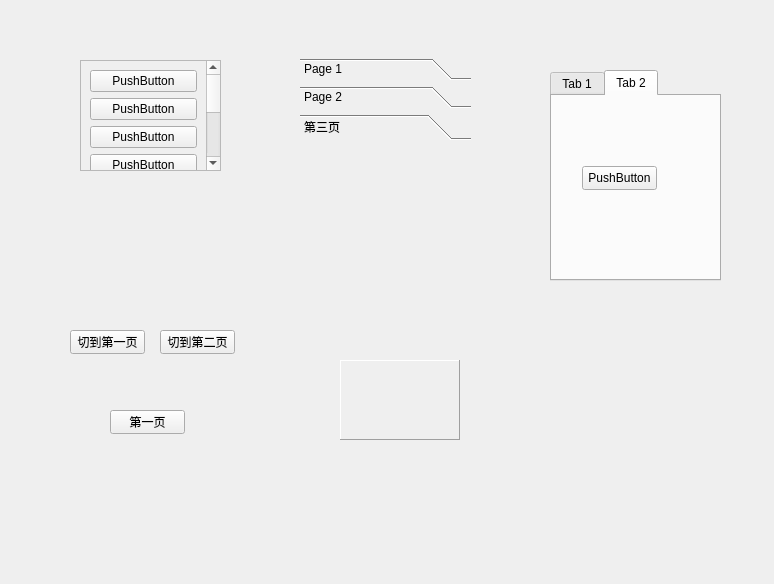
The window that 15_otherControls/widget.ui (diqiu114/qtstudy) describes before a commit, drawn with Qt 5.
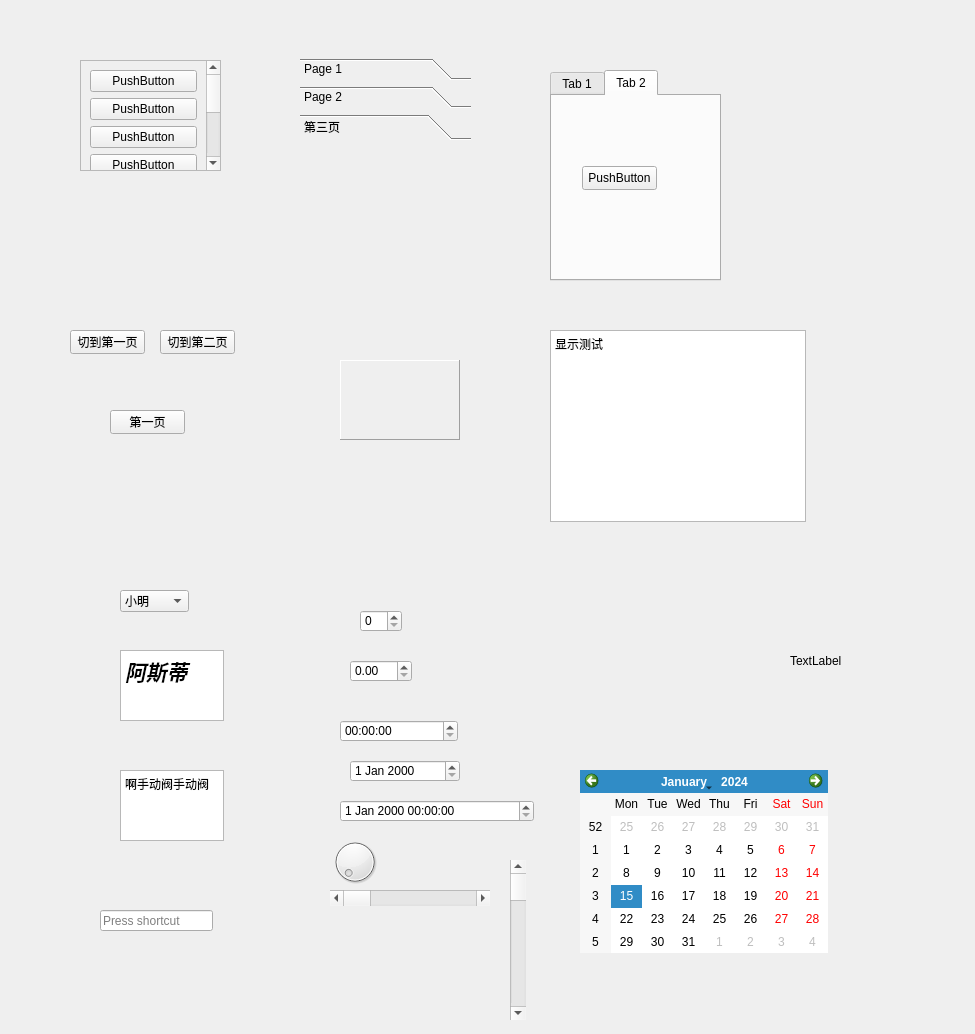
The same window after the commit. The open tabs and pages were chosen to show the change. Icons and pictures are not drawn.

Diff of the .ui file:
```diff
--- a/15_otherControls/widget.ui
+++ b/15_otherControls/widget.ui
@@ -6,8 +6,8 @@
    <rect>
     <x>0</x>
     <y>0</y>
-    <width>774</width>
-    <height>584</height>
+    <width>975</width>
+    <height>1034</height>
    </rect>
   </property>
   <property name="windowTitle">
@@ -298,6 +298,226 @@
     <enum>QFrame::Raised</enum>
    </property>
   </widget>
+  <widget class="QComboBox" name="comboBox">
+   <property name="geometry">
+    <rect>
+     <x>120</x>
+     <y>590</y>
+     <width>69</width>
+     <height>22</height>
+    </rect>
+   </property>
+   <item>
+    <property name="text">
+     <string>小明</string>
+    </property>
+   </item>
+   <item>
+    <property name="text">
+     <string>小红</string>
+    </property>
+   </item>
+   <item>
+    <property name="text">
+     <string>小黄</string>
+    </property>
+   </item>
+  </widget>
+  <widget class="QTextEdit" name="textEdit">
+   <property name="geometry">
+    <rect>
+     <x>120</x>
+     <y>650</y>
+     <width>104</width>
+     <height>71</height>
+    </rect>
+   </property>
+   <property name="html">
+    <string>&lt;!DOCTYPE HTML PUBLIC &quot;-//W3C//DTD HTML 4.0//EN&quot; &quot;http://www.w3.org/TR/REC-html40/strict.dtd&quot;&gt;
+&lt;html&gt;&lt;head&gt;&lt;meta name=&quot;qrichtext&quot; content=&quot;1&quot; /&gt;&lt;meta charset=&quot;utf-8&quot; /&gt;&lt;style type=&quot;text/css&quot;&gt;
+p, li { white-space: pre-wrap; }
+hr { height: 1px; border-width: 0; }
+li.unchecked::marker { content: &quot;\2610&quot;; }
+li.checked::marker { content: &quot;\2612&quot;; }
+&lt;/style&gt;&lt;/head&gt;&lt;body style=&quot; font-family:'Microsoft YaHei UI'; font-size:9pt; font-weight:400; font-style:normal;&quot;&gt;
+&lt;p style=&quot; margin-top:0px; margin-bottom:0px; margin-left:0px; margin-right:0px; -qt-block-indent:0; text-indent:0px;&quot;&gt;&lt;span style=&quot; font-size:16pt; font-weight:700; font-style:italic;&quot;&gt;阿斯蒂&lt;/span&gt;&lt;/p&gt;&lt;/body&gt;&lt;/html&gt;</string>
+   </property>
+  </widget>
+  <widget class="QPlainTextEdit" name="plainTextEdit">
+   <property name="geometry">
+    <rect>
+     <x>120</x>
+     <y>770</y>
+     <width>104</width>
+     <height>71</height>
+    </rect>
+   </property>
+   <property name="plainText">
+    <string>啊手动阀手动阀</string>
+   </property>
+  </widget>
+  <widget class="QSpinBox" name="spinBox">
+   <property name="geometry">
+    <rect>
+     <x>360</x>
+     <y>610</y>
+     <width>42</width>
+     <height>22</height>
+    </rect>
+   </property>
+  </widget>
+  <widget class="QDoubleSpinBox" name="doubleSpinBox">
+   <property name="geometry">
+    <rect>
+     <x>350</x>
+     <y>660</y>
+     <width>62</width>
+     <height>22</height>
+    </rect>
+   </property>
+  </widget>
+  <widget class="QTimeEdit" name="timeEdit">
+   <property name="geometry">
+    <rect>
+     <x>340</x>
+     <y>720</y>
+     <width>118</width>
+     <height>22</height>
+    </rect>
+   </property>
+  </widget>
+  <widget class="QDateEdit" name="dateEdit">
+   <property name="geometry">
+    <rect>
+     <x>350</x>
+     <y>760</y>
+     <width>110</width>
+     <height>22</height>
+    </rect>
+   </property>
+  </widget>
+  <widget class="QDateTimeEdit" name="dateTimeEdit">
+   <property name="geometry">
+    <rect>
+     <x>340</x>
+     <y>800</y>
+     <width>194</width>
+     <height>22</height>
+    </rect>
+   </property>
+  </widget>
+  <widget class="QDial" name="dial">
+   <property name="geometry">
+    <rect>
+     <x>330</x>
+     <y>830</y>
+     <width>50</width>
+     <height>64</height>
+    </rect>
+   </property>
+  </widget>
+  <widget class="QScrollBar" name="horizontalScrollBar">
+   <property name="geometry">
+    <rect>
+     <x>330</x>
+     <y>890</y>
+     <width>160</width>
+     <height>16</height>
+    </rect>
+   </property>
+   <property name="orientation">
+    <enum>Qt::Horizontal</enum>
+   </property>
+  </widget>
+  <widget class="QScrollBar" name="verticalScrollBar">
+   <property name="geometry">
+    <rect>
+     <x>510</x>
+     <y>860</y>
+     <width>16</width>
+     <height>160</height>
+    </rect>
+   </property>
+   <property name="orientation">
+    <enum>Qt::Vertical</enum>
+   </property>
+  </widget>
+  <widget class="QKeySequenceEdit" name="keySequenceEdit">
+   <property name="geometry">
+    <rect>
+     <x>100</x>
+     <y>910</y>
+     <width>113</width>
+     <height>21</height>
+    </rect>
+   </property>
+  </widget>
+  <widget class="QTextBrowser" name="textBrowser">
+   <property name="geometry">
+    <rect>
+     <x>550</x>
+     <y>330</y>
+     <width>256</width>
+     <height>192</height>
+    </rect>
+   </property>
+   <property name="html">
+    <string>&lt;!DOCTYPE HTML PUBLIC &quot;-//W3C//DTD HTML 4.0//EN&quot; &quot;http://www.w3.org/TR/REC-html40/strict.dtd&quot;&gt;
+&lt;html&gt;&lt;head&gt;&lt;meta name=&quot;qrichtext&quot; content=&quot;1&quot; /&gt;&lt;meta charset=&quot;utf-8&quot; /&gt;&lt;style type=&quot;text/css&quot;&gt;
+p, li { white-space: pre-wrap; }
+hr { height: 1px; border-width: 0; }
+li.unchecked::marker { content: &quot;\2610&quot;; }
+li.checked::marker { content: &quot;\2612&quot;; }
+&lt;/style&gt;&lt;/head&gt;&lt;body style=&quot; font-family:'Microsoft YaHei UI'; font-size:9pt; font-weight:400; font-style:normal;&quot;&gt;
+&lt;p style=&quot; margin-top:0px; margin-bottom:0px; margin-left:0px; margin-right:0px; -qt-block-indent:0; text-indent:0px;&quot;&gt;显示测试&lt;/p&gt;
+&lt;p style=&quot;-qt-paragraph-type:empty; margin-top:0px; margin-bottom:0px; margin-left:0px; margin-right:0px; -qt-block-indent:0; text-indent:0px;&quot;&gt;&lt;br /&gt;&lt;/p&gt;&lt;/body&gt;&lt;/html&gt;</string>
+   </property>
+  </widget>
+  <widget class="QCalendarWidget" name="calendarWidget">
+   <property name="geometry">
+    <rect>
+     <x>580</x>
+     <y>770</y>
+     <width>248</width>
+     <height>183</height>
+    </rect>
+   </property>
+  </widget>
+  <widget class="QLabel" name="label">
+   <property name="geometry">
+    <rect>
+     <x>580</x>
+     <y>580</y>
+     <width>171</width>
+     <height>161</height>
+    </rect>
+   </property>
+   <property name="text">
+    <string/>
+   </property>
+   <property name="pixmap">
+    <pixmap>:/ship.png</pixmap>
+   </property>
+   <property name="scaledContents">
+    <bool>true</bool>
+   </property>
+  </widget>
+  <widget class="QLabel" name="label_2">
+   <property name="geometry">
+    <rect>
+     <x>790</x>
+     <y>600</y>
+     <width>121</width>
+     <height>121</height>
+    </rect>
+   </property>
+   <property name="text">
+    <string>TextLabel</string>
+   </property>
+   <property name="scaledContents">
+    <bool>true</bool>
+   </property>
+  </widget>
  </widget>
  <resources/>
  <connections/>
```
Left out of the diff: 10 changed lines with no effect on the pictures.
